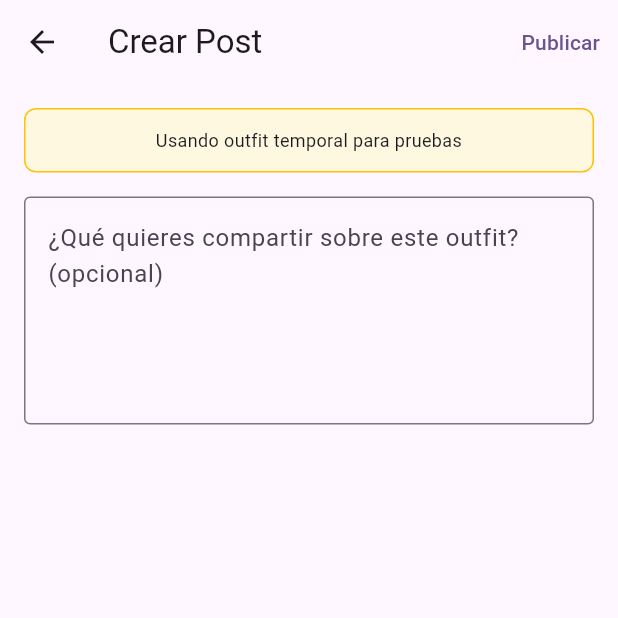
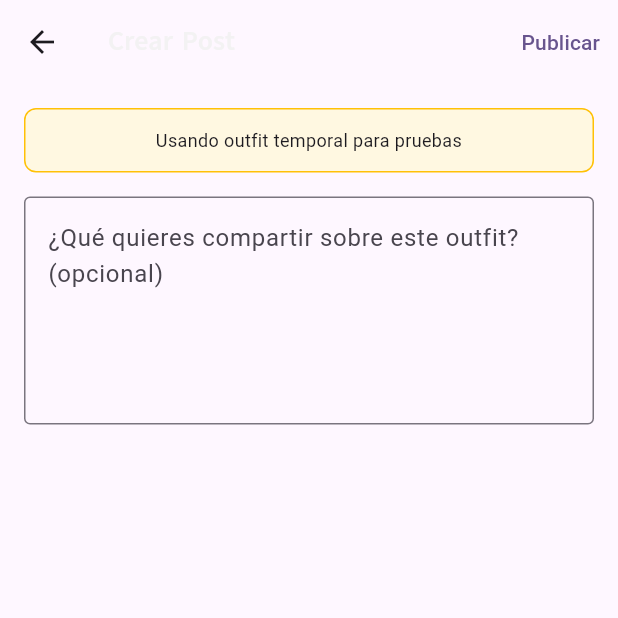
Before and after one commit to RonyOz/styla_mobile_app, a Flutter app: the CreatePostScreen screen opened directly, on a phone screen of 412 x 824 dp, the top half of it. Run offline on Flutter 3.47's test engine with Material 3 defaults, Android fonts, the phone set to English and light mode, and no system bars; our stand-ins replace device_info_plus, flutter_bloc, flutter_svg, image_picker, permission_handler, shared_preferences and 1 more; accounts and stored records are empty.

Commit message:
refactor: update text styles and colors for consistency in various screens

```diff
--- a/lib/features/community/ui/screens/create_post_screen.dart
+++ b/lib/features/community/ui/screens/create_post_screen.dart
@@ -1,5 +1,6 @@
 import 'package:flutter/material.dart';
 import 'package:flutter_bloc/flutter_bloc.dart';
+import 'package:styla_mobile_app/core/core.dart';
 import 'package:styla_mobile_app/features/community/ui/bloc/community_bloc.dart';
 import 'package:styla_mobile_app/features/community/ui/bloc/events/community_event.dart';
 import 'package:styla_mobile_app/features/profile/domain/usescases/who_am_i_usecase.dart';
@@ -60,7 +61,12 @@ class _CreatePostScreenState extends State<CreatePostScreen> {
   Widget build(BuildContext context) {
     return Scaffold(
       appBar: AppBar(
-        title: const Text('Crear Post'),
+        title: Text(
+          'Crear Post',
+          style: AppTypography.subtitle.copyWith(
+            color: AppColors.textPrimary,
+          ),
+        ),
         actions: [
           TextButton(onPressed: _createPost, child: const Text('Publicar')),
         ],
```
Also changed, not shown: lib/features/wardrobe/ui/screens/add_garment_screen.dart (+6 -1 lines), lib/features/wardrobe/ui/screens/wardropeone_screen.dart (+9 -10 lines), lib/features/wardrobe/ui/widgets/garment_detail_modal.dart (+7 -2 lines).
